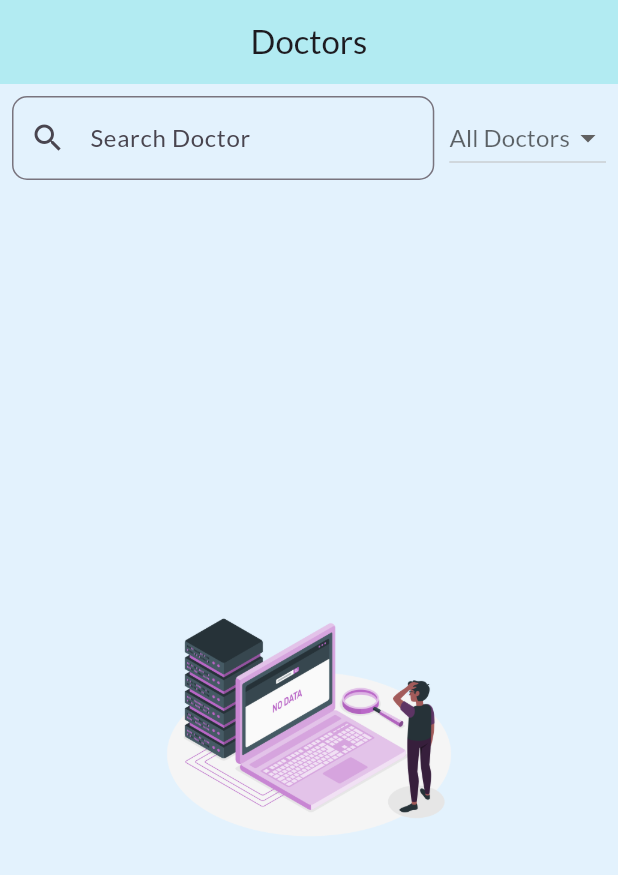
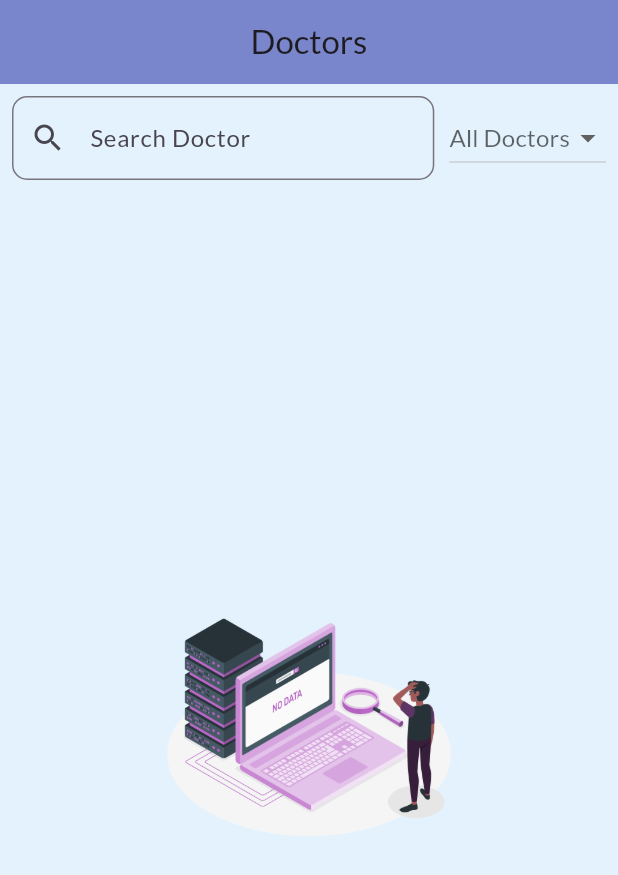
Before and after one commit to vineeshjohnson/med_app, a Flutter app: the BottomNav screen opened directly, after a tap on an icon or button, on a phone screen of 412 x 824 dp. Shown: the top 875 px of the screen. Run offline on Flutter 3.47's test engine with Material 3 defaults, Android fonts, the phone set to English and light mode, and no system bars; our stand-ins replace awesome_dialog, hive, hive_flutter, image_picker, package_info_plus, shared_preferences and 2 more; accounts and stored records are empty.

Commit message:
added some final changes except refactoring,code structuring and separating functions

```diff
--- a/lib/screens/bottom_nav.dart
+++ b/lib/screens/bottom_nav.dart
@@ -28,7 +28,7 @@ class _BottomNavState extends State<BottomNav> {
       child: Scaffold(
         body: widgetList[_selectedIndex],
         bottomNavigationBar: NavigationBar(
-          backgroundColor: Colors.cyan.shade100,
+          backgroundColor: Colors.blue.shade100,
           height: 80,
           elevation: 0,
           selectedIndex: _selectedIndex,
--- a/lib/screens/doctor_list.dart
+++ b/lib/screens/doctor_list.dart
@@ -48,7 +48,7 @@ class _DoctorListState extends State<DoctorList> {
       backgroundColor: Colors.blue.shade50,
       appBar: AppBar(
         automaticallyImplyLeading: false,
-        backgroundColor: Colors.cyan.shade100,
+        backgroundColor: Colors.indigo.shade300,
         centerTitle: true,
         title: const Text('Doctors'),
       ),
--- a/lib/screens/screen_home.dart
+++ b/lib/screens/screen_home.dart
@@ -174,11 +174,11 @@ class _HomeScreenState extends State<HomeScreen> {
           ),
         ],
         automaticallyImplyLeading: false,
-        backgroundColor: Colors.cyan.shade100,
+        backgroundColor: Colors.indigo.shade300,
         // centerTitle: true,
         title: Text(
           '  Welcome\n${_userDetails?.name ?? 'User'} ',
-          style: const TextStyle(fontSize: 15),
+          style: const TextStyle(fontSize: 15, color: Colors.white),
         ),
       ),
       body: Container(
```
Also changed, not shown: lib/screens/booking_screen.dart (+21 -23 lines).
